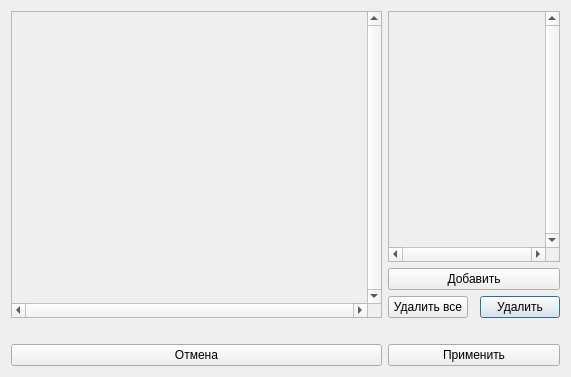
Qt form DizzyEditor/cdialog_animations.ui (da-nie/Dizzy-Editor-) before a commit.
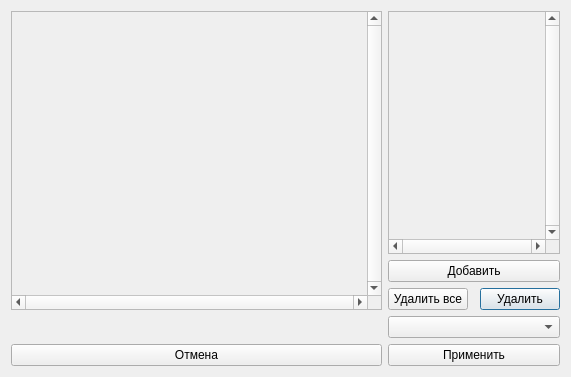
The same form after that commit.

The edit to the form file:
```diff
--- a/DizzyEditor/cdialog_animations.ui
+++ b/DizzyEditor/cdialog_animations.ui
@@ -110,6 +110,9 @@
        </property>
       </spacer>
      </item>
+     <item row="3" column="2" colspan="3">
+      <widget class="QComboBox" name="cComboBox_AnimationMode"/>
+     </item>
     </layout>
    </item>
   </layout>
```
